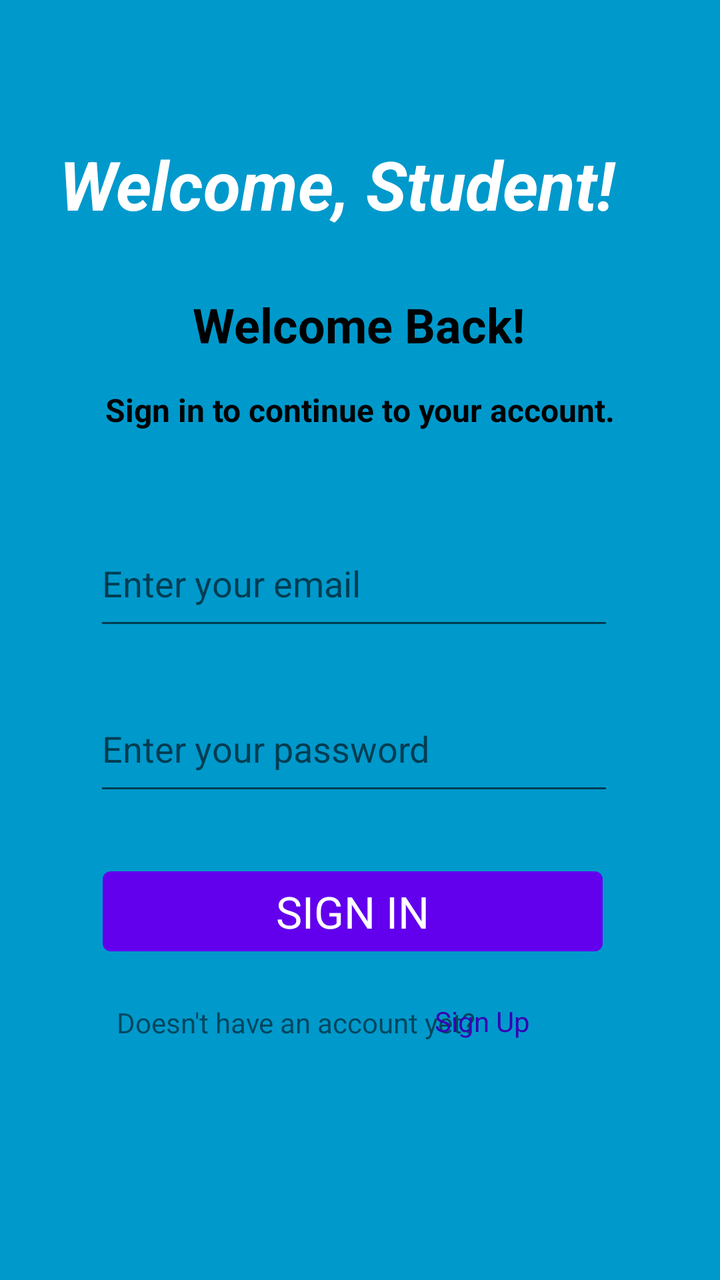
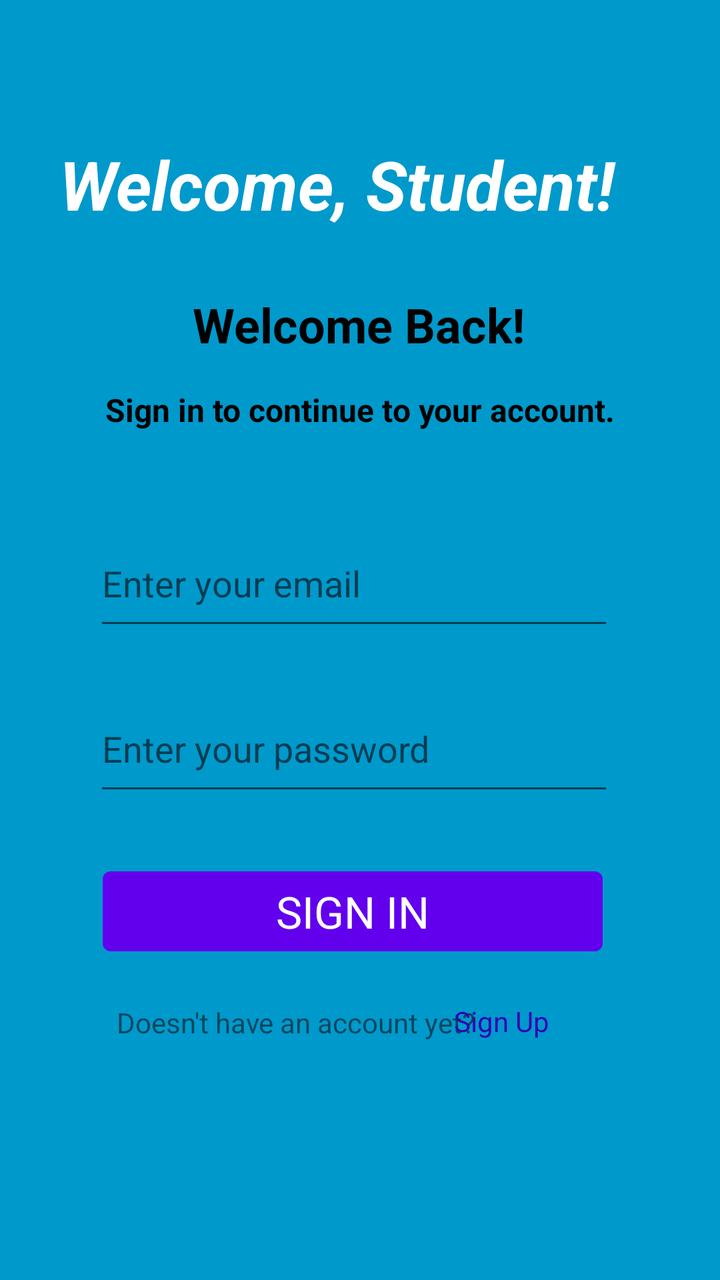

Compare the two renders of this Android layout. The source of the first and the diff that turns it into the second are given below.
<!-- AndroidManifest.xml: application theme Theme.Studytask -->
<!-- res/layout/activity_student_login_signup.xml -->
<?xml version="1.0" encoding="utf-8"?>
<androidx.constraintlayout.widget.ConstraintLayout xmlns:android="http://schemas.android.com/apk/res/android"
    xmlns:app="http://schemas.android.com/apk/res-auto"
    xmlns:tools="http://schemas.android.com/tools"
    android:id="@+id/main"
    android:layout_width="match_parent"
    android:layout_height="match_parent"
    android:background="@android:color/holo_blue_dark"
    tools:context=".student_login_signup">

    <Button
        android:id="@+id/signInButton"
        android:layout_width="250dp"
        android:layout_height="52dp"
        android:text="SIGN IN"
        android:textAppearance="@style/TextAppearance.AppCompat.Large"
        app:layout_constraintBottom_toBottomOf="parent"
        app:layout_constraintEnd_toEndOf="parent"
        app:layout_constraintHorizontal_bias="0.468"
        app:layout_constraintStart_toStartOf="parent"
        app:layout_constraintTop_toTopOf="parent"
        app:layout_constraintVertical_bias="0.731" />

    <TextView
        android:id="@+id/welcomeStudent"
        android:layout_width="300dp"
        android:layout_height="42dp"
        android:text="Welcome, Student!"
        android:textAppearance="@style/TextAppearance.AppCompat.Large"
        android:textColor="@color/white"
        android:textSize="34sp"
        android:textStyle="bold|italic"
        app:layout_constraintBottom_toBottomOf="parent"
        app:layout_constraintEnd_toEndOf="parent"
        app:layout_constraintHorizontal_bias="0.495"
        app:layout_constraintStart_toStartOf="parent"
        app:layout_constraintTop_toTopOf="parent"
        app:layout_constraintVertical_bias="0.116" />

    <TextView
        android:id="@+id/welcomeBack"
        android:layout_width="wrap_content"
        android:layout_height="wrap_content"
        android:text="Welcome Back!"
        android:textAppearance="@style/TextAppearance.AppCompat.Medium"
        android:textColor="@color/black"
        android:textSize="24sp"
        android:textStyle="bold"
        app:layout_constraintBottom_toBottomOf="parent"
        app:layout_constraintEnd_toEndOf="parent"
        app:layout_constraintHorizontal_bias="0.497"
        app:layout_constraintStart_toStartOf="parent"
        app:layout_constraintTop_toTopOf="parent"
        app:layout_constraintVertical_bias="0.24" />

    <TextView
        android:id="@+id/signInToYour"
        android:layout_width="wrap_content"
        android:layout_height="wrap_content"
        android:text="Sign in to continue to your account."
        android:textAppearance="@style/TextAppearance.AppCompat.Small"
        android:textColor="@color/black"
        android:textSize="16sp"
        android:textStyle="bold"
        app:layout_constraintBottom_toBottomOf="parent"
        app:layout_constraintEnd_toEndOf="parent"
        app:layout_constraintStart_toStartOf="parent"
        app:layout_constraintTop_toTopOf="parent"
        app:layout_constraintVertical_bias="0.314" />

    <EditText
        android:id="@+id/emailAddressStudent"
        android:layout_width="260dp"
        android:layout_height="60dp"
        android:ems="10"
        android:hint="Enter your email"
        android:inputType="textEmailAddress"
        app:layout_constraintBottom_toBottomOf="parent"
        app:layout_constraintEnd_toEndOf="parent"
        app:layout_constraintHorizontal_bias="0.47"
        app:layout_constraintStart_toStartOf="parent"
        app:layout_constraintTop_toTopOf="parent"
        app:layout_constraintVertical_bias="0.448" />

    <EditText
        android:id="@+id/passwordStudent"
        android:layout_width="260dp"
        android:layout_height="60dp"
        android:ems="10"
        android:hint="Enter your password"
        android:inputType="textPassword"
        app:layout_constraintBottom_toBottomOf="parent"
        app:layout_constraintEnd_toEndOf="parent"
        app:layout_constraintHorizontal_bias="0.47"
        app:layout_constraintStart_toStartOf="parent"
        app:layout_constraintTop_toTopOf="parent"
        app:layout_constraintVertical_bias="0.591" />

    <TextView
        android:id="@+id/textViewDoesNot"
        android:layout_width="wrap_content"
        android:layout_height="wrap_content"
        android:text="Doesn't have an account yet?"
        app:layout_constraintBottom_toBottomOf="parent"
        app:layout_constraintEnd_toEndOf="parent"
        app:layout_constraintHorizontal_bias="0.324"
        app:layout_constraintStart_toStartOf="parent"
        app:layout_constraintTop_toTopOf="parent"
        app:layout_constraintVertical_bias="0.808" />

    <TextView
        android:id="@+id/textViewSignUp"
        android:layout_width="wrap_content"
        android:layout_height="wrap_content"
        android:text="Sign Up"
        android:textColor="@color/purple_700"
        android:textColorLink="@android:color/holo_blue_bright"
        app:layout_constraintBottom_toBottomOf="parent"
        app:layout_constraintEnd_toEndOf="parent"
        app:layout_constraintHorizontal_bias="0.696"
        app:layout_constraintStart_toStartOf="parent"
        app:layout_constraintTop_toTopOf="parent"
        app:layout_constraintVertical_bias="0.807" />

</androidx.constraintlayout.widget.ConstraintLayout>
<!-- resources referenced by this layout -->
<resources>
  <color name="black">#FF000000</color>
  <color name="purple_700">#FF3700B3</color>
  <color name="white">#FFFFFFFF</color>
  <style name="Theme.Studytask" parent="Theme.MaterialComponents.DayNight.DarkActionBar">
          
          <item name="colorPrimary">@color/purple_500</item>
          <item name="colorPrimaryVariant">@color/purple_700</item>
          <item name="colorOnPrimary">@color/white</item>
          
          <item name="colorSecondary">@color/teal_200</item>
          <item name="colorSecondaryVariant">@color/teal_700</item>
          <item name="colorOnSecondary">@color/black</item>
          
          <item name="android:statusBarColor">?attr/colorPrimaryVariant</item>
          
      </style>
  <color name="purple_500">#FF6200EE</color>
  <color name="teal_200">#FF03DAC5</color>
  <color name="teal_700">#FF018786</color>
</resources>

<!-- the commit's change to res/layout/activity_student_login_signup.xml (unified diff, before → after) -->
@@ -112,12 +112,13 @@
         android:id="@+id/textViewSignUp"
         android:layout_width="wrap_content"
         android:layout_height="wrap_content"
+        android:clickable="true"
         android:text="Sign Up"
         android:textColor="@color/purple_700"
         android:textColorLink="@android:color/holo_blue_bright"
         app:layout_constraintBottom_toBottomOf="parent"
         app:layout_constraintEnd_toEndOf="parent"
-        app:layout_constraintHorizontal_bias="0.696"
+        app:layout_constraintHorizontal_bias="0.727"
         app:layout_constraintStart_toStartOf="parent"
         app:layout_constraintTop_toTopOf="parent"
         app:layout_constraintVertical_bias="0.807" />
